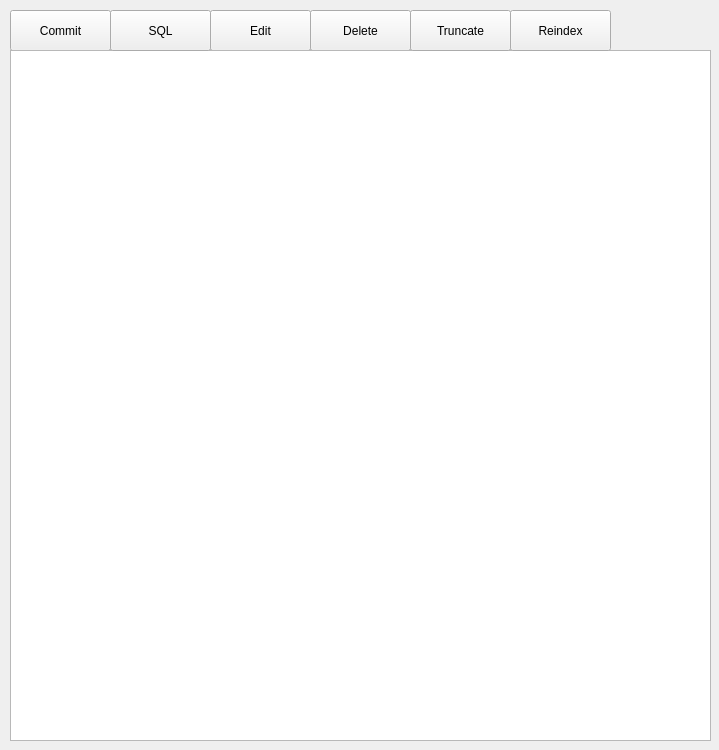
First picture: the form in DatabaseViewWindow.ui, repository adamarutyunov/QLAdmin, before the edit.
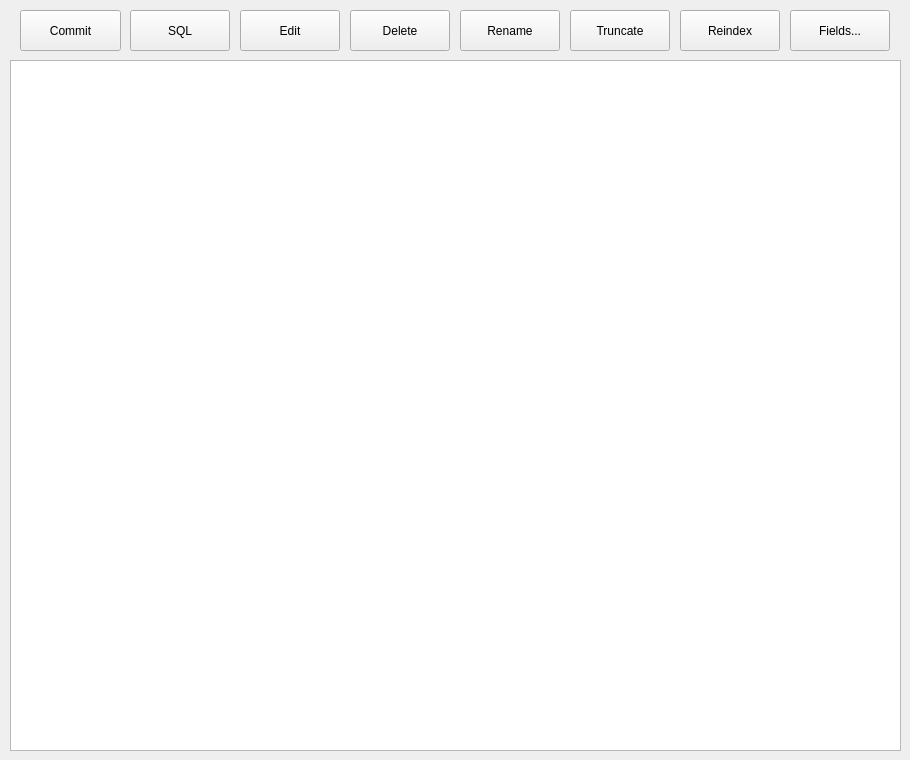
Second picture: the form after the edit.

Commit message: Added UIs and classes for column actions in table (add, rename). Added rename tables actions. Changes in UIs. Moved closeEvent to QLWindow class.

Diff of the .ui file:
```diff
--- a/DatabaseViewWindow.ui
+++ b/DatabaseViewWindow.ui
@@ -6,8 +6,8 @@
    <rect>
     <x>0</x>
     <y>0</y>
-    <width>719</width>
-    <height>750</height>
+    <width>910</width>
+    <height>760</height>
    </rect>
   </property>
   <property name="windowTitle">
@@ -16,7 +16,7 @@
   <widget class="QPushButton" name="commit_button">
    <property name="geometry">
     <rect>
-     <x>10</x>
+     <x>20</x>
      <y>10</y>
      <width>101</width>
      <height>41</height>
@@ -29,9 +29,9 @@
   <widget class="QPushButton" name="edit_button">
    <property name="geometry">
     <rect>
-     <x>210</x>
+     <x>240</x>
      <y>10</y>
-     <width>101</width>
+     <width>100</width>
      <height>41</height>
     </rect>
    </property>
@@ -42,9 +42,9 @@
   <widget class="QPushButton" name="delete_button">
    <property name="geometry">
     <rect>
-     <x>310</x>
+     <x>350</x>
      <y>10</y>
-     <width>101</width>
+     <width>100</width>
      <height>41</height>
     </rect>
    </property>
@@ -56,8 +56,8 @@
    <property name="geometry">
     <rect>
      <x>10</x>
-     <y>50</y>
-     <width>701</width>
+     <y>60</y>
+     <width>891</width>
      <height>691</height>
     </rect>
    </property>
@@ -65,9 +65,9 @@
   <widget class="QPushButton" name="sql_button">
    <property name="geometry">
     <rect>
-     <x>110</x>
+     <x>130</x>
      <y>10</y>
-     <width>101</width>
+     <width>100</width>
      <height>41</height>
     </rect>
    </property>
@@ -78,9 +78,9 @@
   <widget class="QPushButton" name="reindex_button">
    <property name="geometry">
     <rect>
-     <x>510</x>
+     <x>680</x>
      <y>10</y>
-     <width>101</width>
+     <width>100</width>
      <height>41</height>
     </rect>
    </property>
@@ -91,9 +91,9 @@
   <widget class="QPushButton" name="truncate_button">
    <property name="geometry">
     <rect>
-     <x>410</x>
+     <x>570</x>
      <y>10</y>
-     <width>101</width>
+     <width>100</width>
      <height>41</height>
     </rect>
    </property>
@@ -101,6 +101,32 @@
     <string>Truncate</string>
    </property>
   </widget>
+  <widget class="QPushButton" name="fields_button">
+   <property name="geometry">
+    <rect>
+     <x>790</x>
+     <y>10</y>
+     <width>100</width>
+     <height>41</height>
+    </rect>
+   </property>
+   <property name="text">
+    <string>Fields...</string>
+   </property>
+  </widget>
+  <widget class="QPushButton" name="rename_button">
+   <property name="geometry">
+    <rect>
+     <x>460</x>
+     <y>10</y>
+     <width>100</width>
+     <height>41</height>
+    </rect>
+   </property>
+   <property name="text">
+    <string>Rename</string>
+   </property>
+  </widget>
  </widget>
  <resources/>
  <connections/>
```
The commit also changes 6 other files.
